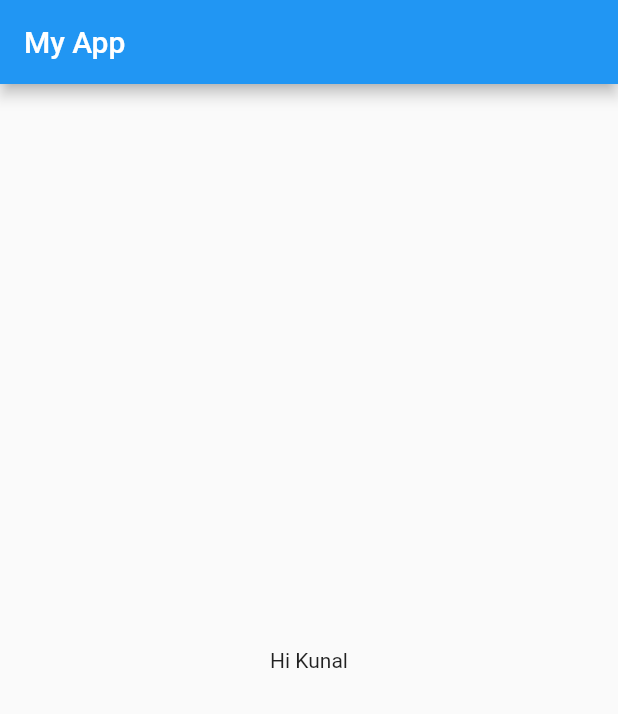
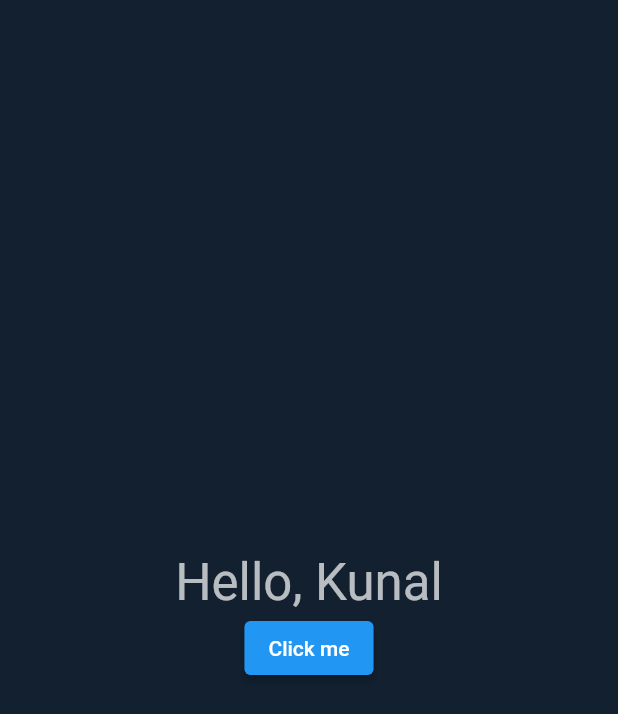
Before and after one commit to kunal-kumar-au8/flutter_revision, a Flutter app: the screen it shows after launch, on a phone screen of 412 x 824 dp. Shown: the top 714 px of the screen. Run offline on Flutter 3.47's test engine with Material 2 defaults, Android fonts, the phone set to English and light mode, and no system bars.

Commit message:
change the text on onClick

```diff
--- a/lib/main.dart
+++ b/lib/main.dart
@@ -1,24 +1,77 @@
 import 'package:flutter/material.dart';
 
-void main(){
-  runApp(const MaterialApp(
-    title: "Awesome App",
-    home: MyApp(),
-  ));
+const Color darkBlue = Color.fromARGB(255, 18, 32, 47);
+
+void main() {
+  runApp(const MyApp());
 }
 
-
-class MyApp extends StatelessWidget {
+class MyApp extends StatefulWidget {
   const MyApp({Key? key}) : super(key: key);
 
   @override
+  State<MyApp> createState() => _MyAppState();
+}
 
-  Widget build(BuildContext context){
-    return Scaffold(
-      appBar: AppBar(title: const Text("My App")),
-      body: const Center(
-        child: Text("Hi Kunal"),
-      )
+class _MyAppState extends State<MyApp> {
+  @override
+  void initState(){
+    super.initState();
+  }
+
+
+  @override
+  Widget build(BuildContext context) {
+    return MaterialApp(
+      theme: ThemeData.dark().copyWith(
+        scaffoldBackgroundColor: darkBlue,
+      ),
+      debugShowCheckedModeBanner: false,
+      home: const Scaffold(
+        body: Center(
+          child: MyWidget(),
+        ),
+      ),
     );
   }
 }
+
+class MyWidget extends StatefulWidget {
+  const MyWidget({Key? key}) : super(key: key);
+
+  @override
+  State<MyWidget> createState() => _MyWidgetState();
+}
+
+class _MyWidgetState extends State<MyWidget> {
+  String _name = 'Kunal';
+  void _intro(){
+    setState((){
+      _name = "Welcome to Flutter!";
+    });
+  }
+
+
+  @override
+  void initState(){
+    super.initState();
+  }
+
+  @override
+  Widget build(BuildContext context) {
+    return Column(
+      mainAxisAlignment: MainAxisAlignment.center,
+      crossAxisAlignment: CrossAxisAlignment.center,
+      children: [
+        Text(
+      'Hello, $_name',
+      style: Theme.of(context).textTheme.headline4,
+    ),
+        ElevatedButton(
+          onPressed: _intro,
+          child: const Text("Click me")
+        )
+      ]
+    );
+  }
+}
```
